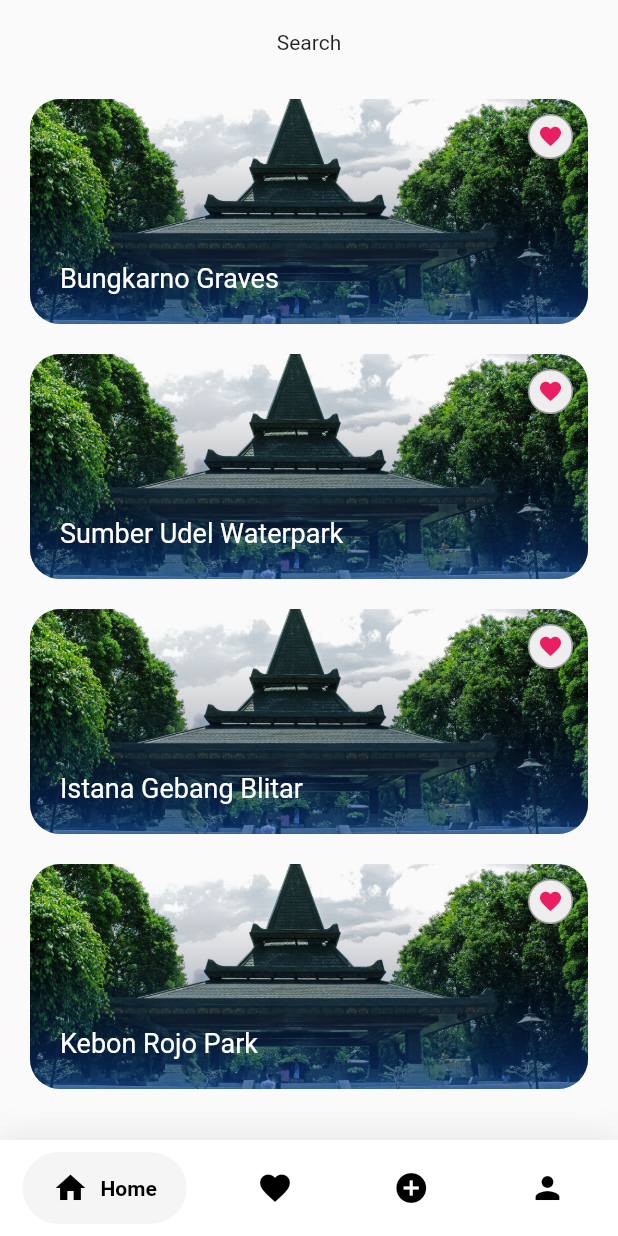
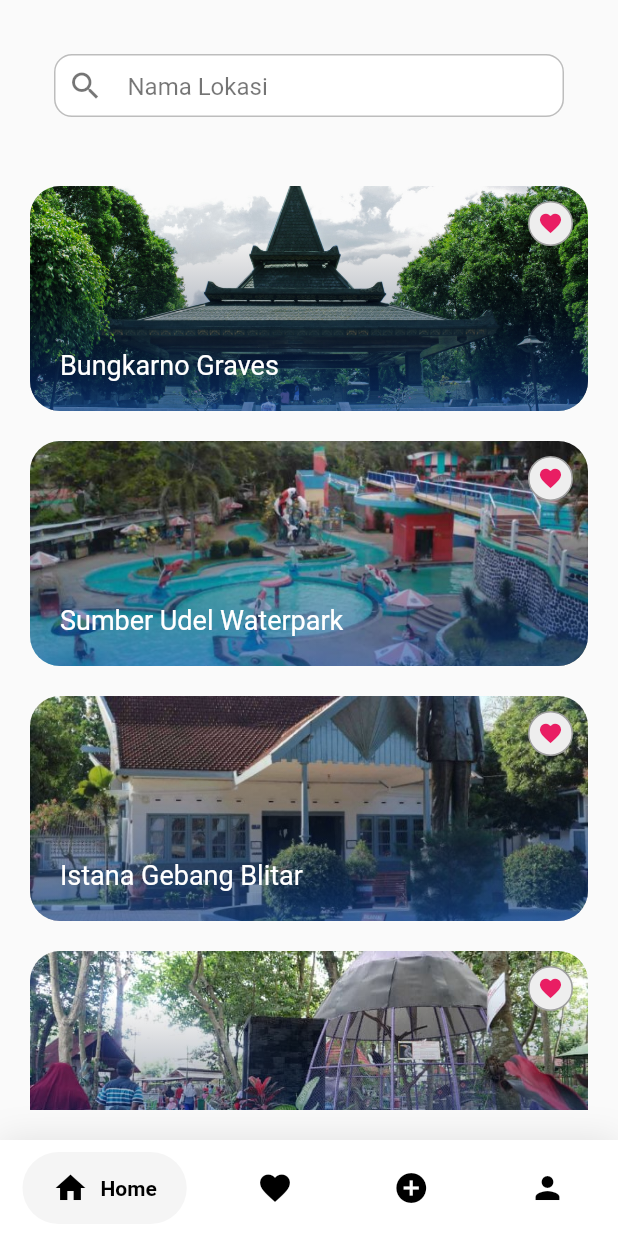
Before and after one commit to tobiaditia/mapbox_flutter, a Flutter app: the screen it shows after launch, on a phone screen of 412 x 824 dp. Run offline on Flutter 3.47's test engine with Material 2 defaults, Android fonts, the light colour scheme and no system bars; drawn by our look-alikes of google_nav_bar; our stand-ins replace expandable, flutter_map, geolocator, latlong2, shimmer; missing offline and left inert: animated_type_ahead_searchbar.

Commit message:
searching and image data

```diff
--- a/lib/models/map_marker.dart
+++ b/lib/models/map_marker.dart
@@ -42,63 +42,63 @@ final mapMarkers = [
       endLat: '-8.084429972199272',
       endLng: '112.17616549859079'),
   MapMarker(
-      image: '${_path}Makam_Soekarno.jpg',
+      image: '${_path}sumberudel.jpg',
       title: 'Sumber Udel Waterpark',
       address: 'Blitar',
       location: locations[1],
       endLat: '-8.091414087602997',
       endLng: '112.1657724102353'),
   MapMarker(
-      image: '${_path}Makam_Soekarno.jpg',
+      image: '${_path}istanagebang.jpg',
       title: 'Istana Gebang Blitar',
       address: 'Blitar',
       location: locations[2],
       endLat: '-8.097868769661954',
       endLng: '112.1762536814'),
   MapMarker(
-      image: '${_path}Makam_Soekarno.jpg',
+      image: '${_path}kebonrojo.jpg',
       title: 'Kebon Rojo Park',
       address: 'Blitar',
       location: locations[3],
       endLat: '-8.096028553213632',
       endLng: '112.17445496790643'),
   MapMarker(
-      image: '${_path}Makam_Soekarno.jpg',
+      image: '${_path}petikblimbing.jpg',
       title: 'Petik Belimbing Karangsari',
       address: 'Blitar',
       location: locations[4],
       endLat: '-8.112557814571403',
       endLng: '112.1575374985911'),
   MapMarker(
-      image: '${_path}Makam_Soekarno.jpg',
+      image: '${_path}tamanpecut.jpg',
       title: 'Taman Pecut',
       address: 'Blitar',
       location: locations[5],
       endLat: '-8.098927823098684',
       endLng: '112.166434098591'),
   MapMarker(
-      image: '${_path}Makam_Soekarno.jpg',
+      image: '${_path}monumenpeta.jpg',
       title: 'Monumen PETA',
       address: 'Blitar',
       location: locations[6],
       endLat: '-8.093765745109062',
       endLng: '112.17719081208423'),
   MapMarker(
-      image: '${_path}Makam_Soekarno.jpg',
+      image: '${_path}gongperdamaian.jpeg',
       title: 'Gong Perdamaian Dunia',
       address: 'Blitar',
       location: locations[7],
       endLat: '-8.084879739261629',
       endLng: '112.17558149859069'),
   MapMarker(
-      image: '${_path}Makam_Soekarno.jpg',
+      image: '${_path}masjidagung.jpg',
       title: 'Masjid Agung',
       address: 'Blitar',
       location: locations[8],
       endLat: '-8.097848200762153',
       endLng: '112.16429469674203'),
   MapMarker(
-      image: '${_path}Makam_Soekarno.jpg',
+      image: '${_path}alunalun.jpg',
       title: 'Alun-Alun Kota Blitar',
       address: 'Blitar',
       location: locations[9],
--- a/lib/pages/home_page.dart
+++ b/lib/pages/home_page.dart
@@ -3,9 +3,25 @@ import 'package:flutter/material.dart';
 import 'package:mapbox_flutter/models/map_marker.dart';
 import 'package:mapbox_flutter/pages/detail_map_pages.dart';
 import 'package:mapbox_flutter/widgets/card_widget.dart';
+import 'package:mapbox_flutter/widgets/search_widget.dart';
 
-class HomePage extends StatelessWidget {
+class HomePage extends StatefulWidget {
   const HomePage({Key? key}) : super(key: key);
+
+  @override
+  State<HomePage> createState() => _HomePageState();
+}
+
+class _HomePageState extends State<HomePage> {
+  String query = '';
+  late List<MapMarker> mapMarkers2;
+
+  @override
+  void initState() {
+    super.initState();
+
+    mapMarkers2 = mapMarkers;
+  }
 
   @override
   Widget build(BuildContext context) {
@@ -15,7 +31,7 @@ class HomePage extends StatelessWidget {
           margin: const EdgeInsets.all(20),
           child: Column(
             children: [
-              Text('Search'),
+              buildSearch(),
               SizedBox(
                 height: 20,
               ),
@@ -23,20 +39,11 @@ class HomePage extends StatelessWidget {
                 child: ListView.builder(
                     scrollDirection: Axis.vertical,
                     shrinkWrap: true,
-                    itemCount: mapMarkers.length,
+                    itemCount: mapMarkers2.length,
                     itemBuilder: (context, index) {
-                      return Container(
-                        child: GestureDetector(
-                          onTap: () {
-                            Navigator.of(context).push(MaterialPageRoute(
-                                builder: (context) => DetailMapPage(
-                                    mapMarker: mapMarkers[index])));
-                          },
-                          child: CardWidget(
-                              image: mapMarkers[index].image,
-                              title: mapMarkers[index].title),
-                        ),
-                      );
+                      final mapMarker = mapMarkers2[index];
+
+                      return buildMapMarker(mapMarker, index);
                     }),
               ),
             ],
@@ -45,4 +52,33 @@ class HomePage extends StatelessWidget {
       ),
     );
   }
+
+  Widget buildSearch() => SearchWidget(
+      text: query, hintText: "Nama Lokasi", onChanged: searchLocation);
+
+  void searchLocation(String query) {
+    final mapMarkers3 = mapMarkers.where((mapMarker) {
+      final titleLower = mapMarker.title.toLowerCase();
+      final searchLower = query.toLowerCase();
+
+      return titleLower.contains(searchLower);
+    }).toList();
+
+    setState(() {
+      this.query = query;
+      this.mapMarkers2 = mapMarkers3;
+    });
+  }
+
+  Widget buildMapMarker(MapMarker mapMarker, int index) => Container(
+        child: GestureDetector(
+          onTap: () {
+            Navigator.of(context).push(MaterialPageRoute(
+                builder: (context) =>
+                    DetailMapPage(mapMarker: mapMarkers2[index])));
+          },
+          child: CardWidget(
+              image: mapMarkers2[index].image, title: mapMarkers2[index].title),
+        ),
+      );
 }
--- /dev/null
+++ b/lib/widgets/search_widget.dart
@@ -0,0 +1,64 @@
+import 'package:flutter/material.dart';
+
+class SearchWidget extends StatefulWidget {
+  final String text;
+  final ValueChanged<String> onChanged;
+  final String hintText;
+
+  const SearchWidget({
+    Key? key,
+    required this.text,
+    required this.onChanged,
+    required this.hintText,
+  }) : super(key: key);
+
+  @override
+  _SearchWidgetState createState() => _SearchWidgetState();
+}
+
+class _SearchWidgetState extends State<SearchWidget> {
+  final controller = TextEditingController();
+
+  @override
+  Widget build(BuildContext context) {
+    final styleActive = TextStyle(color: Colors.black);
+    final styleHint = TextStyle(color: Colors.black54);
+    final style = widget.text.isEmpty ? styleHint : styleActive;
+    return Container(
+      height: 42,
+      margin: EdgeInsets.all(16),
+      decoration: BoxDecoration(
+        borderRadius: BorderRadius.circular(12),
+        color: Colors.white,
+        border: Border.all(color: Colors.black26),
+      ),
+      padding: EdgeInsets.symmetric(horizontal: 8),
+      child: TextField(
+        controller: controller,
+        decoration: InputDecoration(
+          icon: Icon(
+            Icons.search,
+            color: style.color,
+          ),
+          suffixIcon: widget.text.isNotEmpty
+              ? GestureDetector(
+                  child: Icon(
+                    Icons.close,
+                    color: style.color,
+                  ),
+                  onTap: () {
+                    controller.clear();
+                    widget.onChanged('');
+                  },
+                )
+              : null,
+          hintText: widget.hintText,
+          hintStyle: style,
+          border: InputBorder.none,
+        ),
+        style: style,
+        onChanged: widget.onChanged,
+      ),
+    );
+  }
+}
--- a/pubspec.yaml
+++ b/pubspec.yaml
@@ -69,8 +69,7 @@ flutter:
   uses-material-design: true
   # To add assets to your application, add an assets section, like this:
   assets:
-    - assets/animated_markers_map/Makam_Soekarno.jpg
-    - assets/animated_markers_map/marker.png
+    - assets/animated_markers_map/
     - assets/icons/google.png
   #   - images/a_dot_ham.jpeg
   # An image asset can refer to one or more resolution-specific "variants", see
```
Also changed, not shown: assets/animated_markers_map/alunalun.jpg (added), assets/animated_markers_map/gongperdamaian.jpeg (added), assets/animated_markers_map/istanagebang.jpg (added), assets/animated_markers_map/kebonrojo.jpg (added), assets/animated_markers_map/masjidagung.jpg (added), assets/animated_markers_map/monumenpeta.jpg (added), assets/animated_markers_map/petikblimbing.jpg (added), assets/animated_markers_map/sumberudel.jpg (added), assets/animated_markers_map/tamanpecut.jpg (added).
